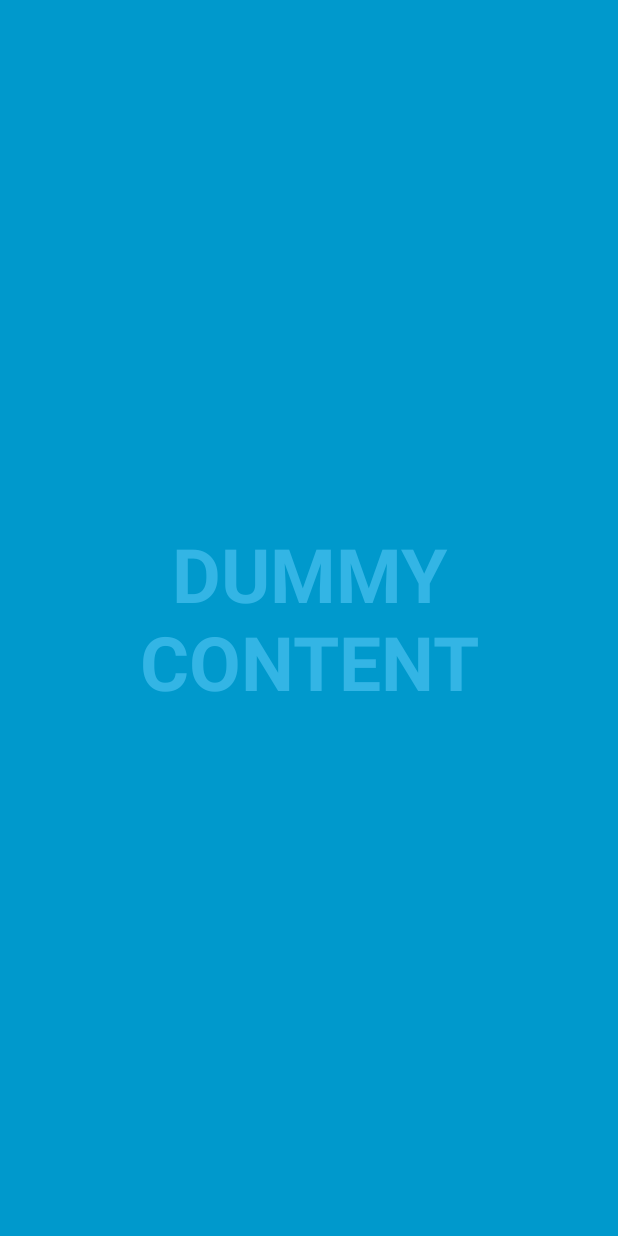
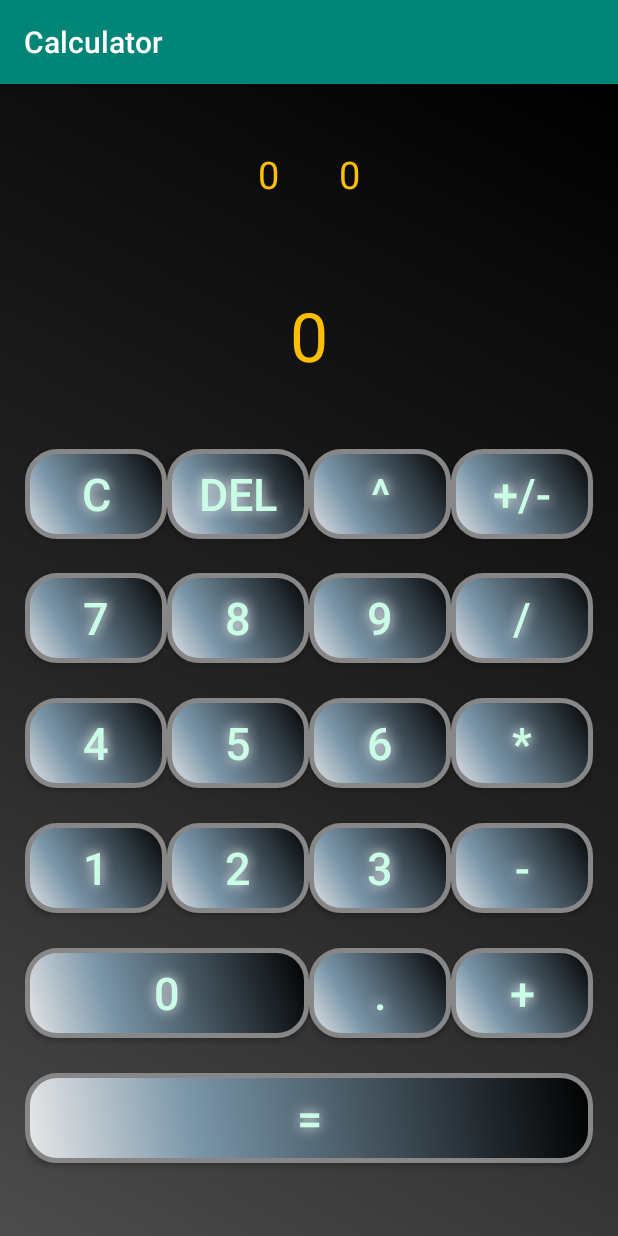
Before and after one commit to dusek-martin/Calculator-Android, an Android app: the screen it shows after launch (FullscreenActivity before the commit, calculate after it), on a phone screen of 412 x 824 dp. Run offline under Robolectric (Android 15) with nearby library versions, the phone set to English and light mode, and no system bars.

Commit message:
Deleted opening activity

```diff
--- a/app/src/main/AndroidManifest.xml
+++ b/app/src/main/AndroidManifest.xml
@@ -9,12 +9,7 @@
         android:roundIcon="@mipmap/ic_launcher_round"
         android:supportsRtl="true"
         android:theme="@style/AppTheme">
-        <activity android:name=".calculate"></activity>
-        <activity
-            android:name=".FullscreenActivity"
-            android:configChanges="orientation|keyboardHidden|screenSize"
-            android:label="@string/app_name"
-            android:theme="@style/FullscreenTheme">
+        <activity android:name=".calculate">
             <intent-filter>
                 <action android:name="android.intent.action.MAIN" />
 
--- a/app/src/main/java/com/example/test/FullscreenActivity.java
+++ /dev/null
@@ -1,184 +0,0 @@
-package com.example.test;
-
-import android.annotation.SuppressLint;
-import android.content.Intent;
-import android.os.Bundle;
-import android.os.Handler;
-import android.view.MotionEvent;
-import android.view.View;
-import android.widget.Button;
-
-import androidx.appcompat.app.ActionBar;
-import androidx.appcompat.app.AppCompatActivity;
-//TODO zkušební komentář
-
-/**
- * An example full-screen activity that shows and hides the system UI (i.e.
- * status bar and navigation/system bar) with user interaction.
- */
-public class FullscreenActivity extends AppCompatActivity {
-
-    // moje proměné
-    private Button buttonShowCalc;
-    /**
-     * Whether or not the system UI should be auto-hidden after
-     * {@link #AUTO_HIDE_DELAY_MILLIS} milliseconds.
-     */
-    private static final boolean AUTO_HIDE = true;
-
-    /**
-     * If {@link #AUTO_HIDE} is set, the number of milliseconds to wait after
-     * user interaction before hiding the system UI.
-     */
-    private static final int AUTO_HIDE_DELAY_MILLIS = 3000;
-
-    /**
-     * Some older devices needs a small delay between UI widget updates
-     * and a change of the status and navigation bar.
-     */
-    private static final int UI_ANIMATION_DELAY = 300;
-    private final Handler mHideHandler = new Handler();
-    private View mContentView;
-    private final Runnable mHidePart2Runnable = new Runnable() {
-        @SuppressLint("InlinedApi")
-        @Override
-        public void run() {
-            // Delayed removal of status and navigation bar
-
-            // Note that some of these constants are new as of API 16 (Jelly Bean)
-            // and API 19 (KitKat). It is safe to use them, as they are inlined
-            // at compile-time and do nothing on earlier devices.
-            mContentView.setSystemUiVisibility(View.SYSTEM_UI_FLAG_LOW_PROFILE
-                    | View.SYSTEM_UI_FLAG_FULLSCREEN
-                    | View.SYSTEM_UI_FLAG_LAYOUT_STABLE
-                    | View.SYSTEM_UI_FLAG_IMMERSIVE_STICKY
-                    | View.SYSTEM_UI_FLAG_LAYOUT_HIDE_NAVIGATION
-                    | View.SYSTEM_UI_FLAG_HIDE_NAVIGATION);
-        }
-    };
-    private View mControlsView;
-    private final Runnable mShowPart2Runnable = new Runnable() {
-        @Override
-        public void run() {
-            // Delayed display of UI elements
-            ActionBar actionBar = getSupportActionBar();
-            if (actionBar != null) {
-                actionBar.show();
-            }
-            mControlsView.setVisibility(View.VISIBLE);
-        }
-    };
-    private boolean mVisible;
-    private final Runnable mHideRunnable = new Runnable() {
-        @Override
-        public void run() {
-            hide();
-        }
-    };
-    /**
-     * Touch listener to use for in-layout UI controls to delay hiding the
-     * system UI. This is to prevent the jarring behavior of controls going away
-     * while interacting with activity UI.
-     */
-    private final View.OnTouchListener mDelayHideTouchListener = new View.OnTouchListener() {
-        @Override
-        public boolean onTouch(View view, MotionEvent motionEvent) {
-            if (AUTO_HIDE) {
-                delayedHide(AUTO_HIDE_DELAY_MILLIS);
-            }
-            return false;
-        }
-    };
-
-    @Override
-    protected void onCreate(Bundle savedInstanceState) {
-        super.onCreate(savedInstanceState);
-
-        setContentView(R.layout.activity_fullscreen);
-
-        mVisible = true;
-        mControlsView = findViewById(R.id.fullscreen_content_controls);
-        mContentView = findViewById(R.id.fullscreen_content);
-
-
-        // Set up the user interaction to manually show or hide the system UI.
-        mContentView.setOnClickListener(new View.OnClickListener() {
-            @Override
-            public void onClick(View view) {
-                toggle();
-            }
-        });
-
-        // Upon interacting with UI controls, delay any scheduled hide()
-        // operations to prevent the jarring behavior of controls going away
-        // while interacting with the UI.
-        findViewById(R.id.dummy_button).setOnTouchListener(mDelayHideTouchListener);
-
-        // můj kód
-        buttonShowCalc = (Button) findViewById(R.id.buttonShowCalc);
-        buttonShowCalc.setOnClickListener(new View.OnClickListener() {
-            @Override
-            public void onClick(View v) {
-                openActivityCalculate();
-            }
-        });
-    }
-
-    public void openActivityCalculate(){
-        Intent intent = new Intent(this, calculate.class);
-        startActivity(intent);
-    }
-
-    @Override
-    protected void onPostCreate(Bundle savedInstanceState) {
-        super.onPostCreate(savedInstanceState);
-
-        // Trigger the initial hide() shortly after the activity has been
-        // created, to briefly hint to the user that UI controls
-        // are available.
-        delayedHide(100);
-    }
-
-    private void toggle() {
-        if (mVisible) {
-            hide();
-        } else {
-            show();
-        }
-    }
-
-    private void hide() {
-        // Hide UI first
-        ActionBar actionBar = getSupportActionBar();
-        if (actionBar != null) {
-            actionBar.hide();
-        }
-        mControlsView.setVisibility(View.GONE);
-        mVisible = false;
-
-        // Schedule a runnable to remove the status and navigation bar after a delay
-        mHideHandler.removeCallbacks(mShowPart2Runnable);
-        mHideHandler.postDelayed(mHidePart2Runnable, UI_ANIMATION_DELAY);
-    }
-
-    @SuppressLint("InlinedApi")
-    private void show() {
-        // Show the system bar
-        mContentView.setSystemUiVisibility(View.SYSTEM_UI_FLAG_LAYOUT_FULLSCREEN
-                | View.SYSTEM_UI_FLAG_LAYOUT_HIDE_NAVIGATION);
-        mVisible = true;
-
-        // Schedule a runnable to display UI elements after a delay
-        mHideHandler.removeCallbacks(mHidePart2Runnable);
-        mHideHandler.postDelayed(mShowPart2Runnable, UI_ANIMATION_DELAY);
-    }
-
-    /**
-     * Schedules a call to hide() in delay milliseconds, canceling any
-     * previously scheduled calls.
-     */
-    private void delayedHide(int delayMillis) {
-        mHideHandler.removeCallbacks(mHideRunnable);
-        mHideHandler.postDelayed(mHideRunnable, delayMillis);
-    }
-}
--- a/app/src/main/res/layout/activity_calculate.xml
+++ b/app/src/main/res/layout/activity_calculate.xml
@@ -1,13 +1,11 @@
 <?xml version="1.0" encoding="utf-8"?>
 <LinearLayout xmlns:android="http://schemas.android.com/apk/res/android"
-    xmlns:app="http://schemas.android.com/apk/res-auto"
     xmlns:tools="http://schemas.android.com/tools"
     android:layout_width="match_parent"
     android:layout_height="match_parent"
     tools:context=".calculate"
     android:orientation="vertical"
-    android:background="@drawable/prechodne_pozadi"
-    >
+    android:background="@drawable/prechodne_pozadi">
 
     <LinearLayout
         android:layout_width="match_parent"
--- a/app/src/main/res/layout/activity_fullscreen.xml
+++ /dev/null
@@ -1,62 +0,0 @@
-<?xml version="1.0" encoding="utf-8"?>
-<FrameLayout xmlns:android="http://schemas.android.com/apk/res/android"
-    xmlns:tools="http://schemas.android.com/tools"
-    android:layout_width="match_parent"
-    android:layout_height="match_parent"
-    android:background="#0099cc"
-    tools:context=".FullscreenActivity">
-
-    <!-- The primary full-screen view. This can be replaced with whatever view
-         is needed to present your content, e.g. VideoView, SurfaceView,
-         TextureView, etc. -->
-    <TextView
-        android:id="@+id/fullscreen_content"
-        android:layout_width="match_parent"
-        android:layout_height="match_parent"
-        android:gravity="center"
-        android:keepScreenOn="true"
-        android:text="@string/dummy_content"
-        android:textColor="#33b5e5"
-        android:textSize="50sp"
-        android:textStyle="bold" />
-    <!-- This FrameLayout insets its children based on system windows using
-         android:fitsSystemWindows. -->
-
-    <FrameLayout
-        android:layout_width="match_parent"
-        android:layout_height="match_parent"
-        android:fitsSystemWindows="true">
-
-        <LinearLayout
-            android:id="@+id/fullscreen_content_controls"
-            style="?metaButtonBarStyle"
-            android:layout_width="match_parent"
-            android:layout_height="wrap_content"
-            android:layout_gravity="bottom|center_horizontal"
-            android:background="@color/black_overlay"
-            android:orientation="horizontal"
-            tools:ignore="UselessParent">
-
-            <Button
-                android:id="@+id/buttonShowCalc"
-                style="?metaButtonBarButtonStyle"
-                android:layout_width="0dp"
-                android:layout_height="wrap_content"
-                android:layout_weight="1"
-                android:text="@string/show_calculator"
-
-                />
-            <Button
-                android:id="@+id/dummy_button"
-                style="?metaButtonBarButtonStyle"
-                android:layout_width="0dp"
-                android:layout_height="wrap_content"
-                android:layout_weight="1"
-                android:text="@string/dummy_button"
-
-                />
-
-        </LinearLayout>
-    </FrameLayout>
-
-</FrameLayout>
--- a/app/src/main/res/values/strings.xml
+++ b/app/src/main/res/values/strings.xml
@@ -1,7 +1,4 @@
 <resources>
-    <string name="app_name">TestAndroidAplikace</string>
+    <string name="app_name">Calculator</string>
 
-    <string name="show_calculator">Show Calculator</string>
-    <string name="dummy_button">Dummy Button</string>
-    <string name="dummy_content">DUMMY\nCONTENT</string>
 </resources>
--- a/app/src/main/res/values/styles.xml
+++ b/app/src/main/res/values/styles.xml
@@ -8,16 +8,4 @@
         <item name="colorAccent">@color/colorAccent</item>
     </style>
 
-    <style name="FullscreenTheme" parent="AppTheme">
-        <item name="android:actionBarStyle">@style/FullscreenActionBarStyle</item>
-        <item name="android:windowActionBarOverlay">true</item>
-        <item name="android:windowBackground">@null</item>
-        <item name="metaButtonBarStyle">?android:attr/buttonBarStyle</item>
-        <item name="metaButtonBarButtonStyle">?android:attr/buttonBarButtonStyle</item>
-    </style>
-
-    <style name="FullscreenActionBarStyle" parent="Widget.AppCompat.ActionBar">
-        <item name="android:background">@color/black_overlay</item>
-    </style>
-
 </resources>
```
